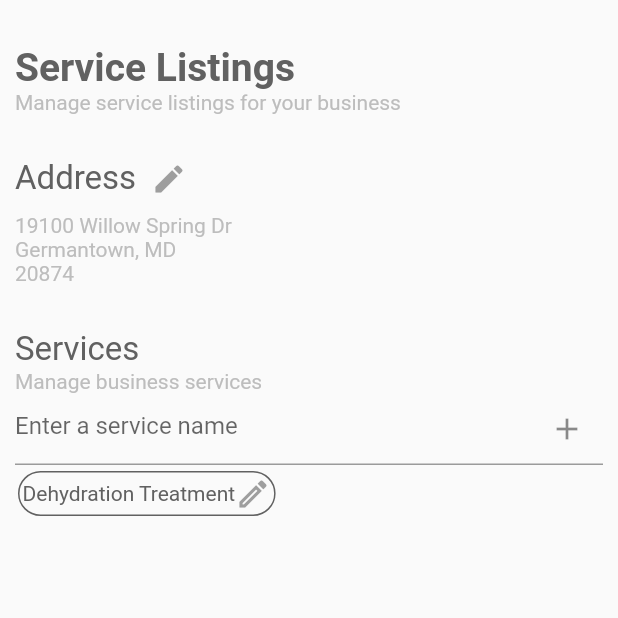
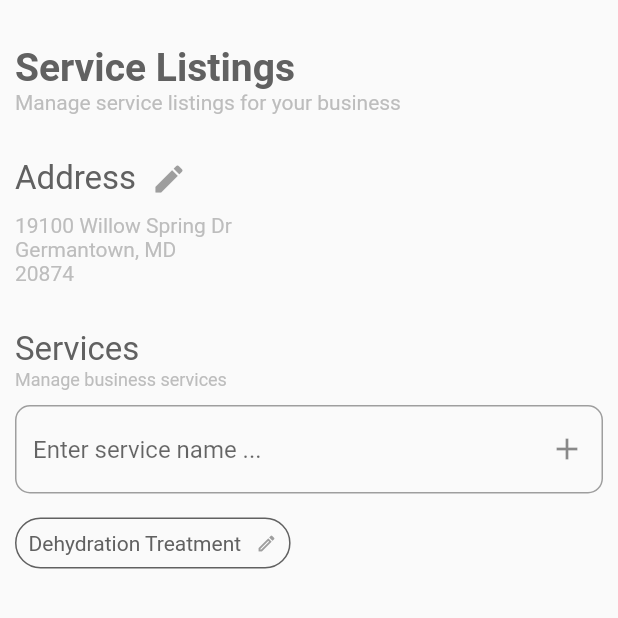
Before and after one commit to csalaman/bizz_v2, a Flutter app: the screen it shows after launch, on a phone screen of 412 x 824 dp, the top half of it. Run offline on Flutter 3.47's test engine with Material 2 defaults, Android fonts, the phone set to English and light mode, and no system bars; our stand-ins replace google_fonts.

Commit message:
Update service editor & item

```diff
--- a/lib/components/service_editor/service_editor.dart
+++ b/lib/components/service_editor/service_editor.dart
@@ -11,7 +11,9 @@ class ServiceEditor extends StatefulWidget {
 // FUTURE TODO:
 class _ServiceEditorState extends State<ServiceEditor> {
   final TextEditingController _controller = TextEditingController();
-  List<ServiceItem> _services = [ServiceItem(serviceName: 'Clogged Plumbing')];
+  final List<ServiceItem> _services = [
+    const ServiceItem(serviceName: 'Clogged Plumbing')
+  ];
 
   @override
   Widget build(BuildContext context) {
@@ -22,17 +24,19 @@ class _ServiceEditorState extends State<ServiceEditor> {
         crossAxisAlignment: CrossAxisAlignment.start,
         children: <Widget>[
           CustomText.regularTextWidget('Services', 22),
-          CustomText.subTwoTextWidget('Manage business services')
+          CustomText.subTextWidget('Manage business services', 12)
         ],
       );
     }
 
     /// Service Editor TextField with Add Action
     Widget _serviceEditorAddWidget() {
-      return TextField(
+      return Padding(
+        padding: const EdgeInsets.symmetric(vertical: 10.0),
+        child: TextField(
             controller: _controller,
             decoration: InputDecoration(
-          hintText: 'Enter a service name',
+                hintText: 'Enter service name ...',
                 suffixIcon: IconButton(
                   onPressed: () {
                     // FUTURE TODO: Implement adding service callback
@@ -40,13 +44,21 @@ class _ServiceEditorState extends State<ServiceEditor> {
                   },
                   icon: const Icon(Icons.add),
                 ),
-        ),
+                enabledBorder: OutlineInputBorder(
+                    borderSide:
+                        BorderSide(width: 1.0, color: Colors.grey.shade500),
+                    borderRadius: const BorderRadius.all(Radius.circular(10.0))),
+                focusedBorder: const OutlineInputBorder(
+                    borderSide: BorderSide(width: 2.0, color: Colors.grey),
+                    borderRadius: BorderRadius.all(Radius.circular(10.0))))),
       );
     }
 
     Widget _availableServices() {
-      return Padding(
-          padding: const EdgeInsets.symmetric(vertical: 4.0, horizontal: 2.0),
+      return const Padding(
+          padding: EdgeInsets.symmetric(
+            vertical: 6.0,
+          ),
           child: ServiceItem(serviceName: 'Clogged Plumbing'));
     }
 
--- a/lib/components/service_item/service_item.dart
+++ b/lib/components/service_item/service_item.dart
@@ -9,21 +9,25 @@ class ServiceItem extends StatelessWidget {
   @override
   Widget build(BuildContext context) {
     return Container(
-      padding: const EdgeInsets.all(1.0),
+      padding: const EdgeInsets.all(4.0),
       decoration: BoxDecoration(
           border: Border.all(
             color: Colors.grey.shade700,
           ),
           borderRadius: const BorderRadius.all(Radius.circular(20))),
       child: Padding(
-        padding: const EdgeInsets.all(1.0),
+        padding: const EdgeInsets.all(4.0),
         child: Row(
           mainAxisSize: MainAxisSize.min,
           children: <Widget>[
             CustomText.regularTextWidget('Dehydration Treatment', 14),
-            const Icon(
-              Icons.edit_outlined,
-              color: Colors.grey,
+            const Padding(
+              padding: EdgeInsets.only(left: 10.0),
+              child: Icon(
+                Icons.edit_outlined,
+                color: Colors.grey,
+                size: 14,
+              ),
             )
           ],
         ),
--- a/lib/custom_text.dart
+++ b/lib/custom_text.dart
@@ -11,7 +11,8 @@ class CustomText {
   static regularTextWidget(String text, double fontSize) {
     return Text(
       text,
-      style: _textStyleOptions(fontSize, FontWeight.normal, Colors.grey.shade700),
+      style:
+          _textStyleOptions(fontSize, FontWeight.normal, Colors.grey.shade700),
     );
   }
 
@@ -44,4 +45,10 @@ class CustomText {
     );
   }
 
+  static subTextWidget(String text, double fontSize) {
+    return Text(
+      text,
+      style: _textStyleOptions(fontSize, FontWeight.w400, Colors.grey.shade400),
+    );
+  }
 }
```
Lines whose indentation alone changed are shown as unchanged.
